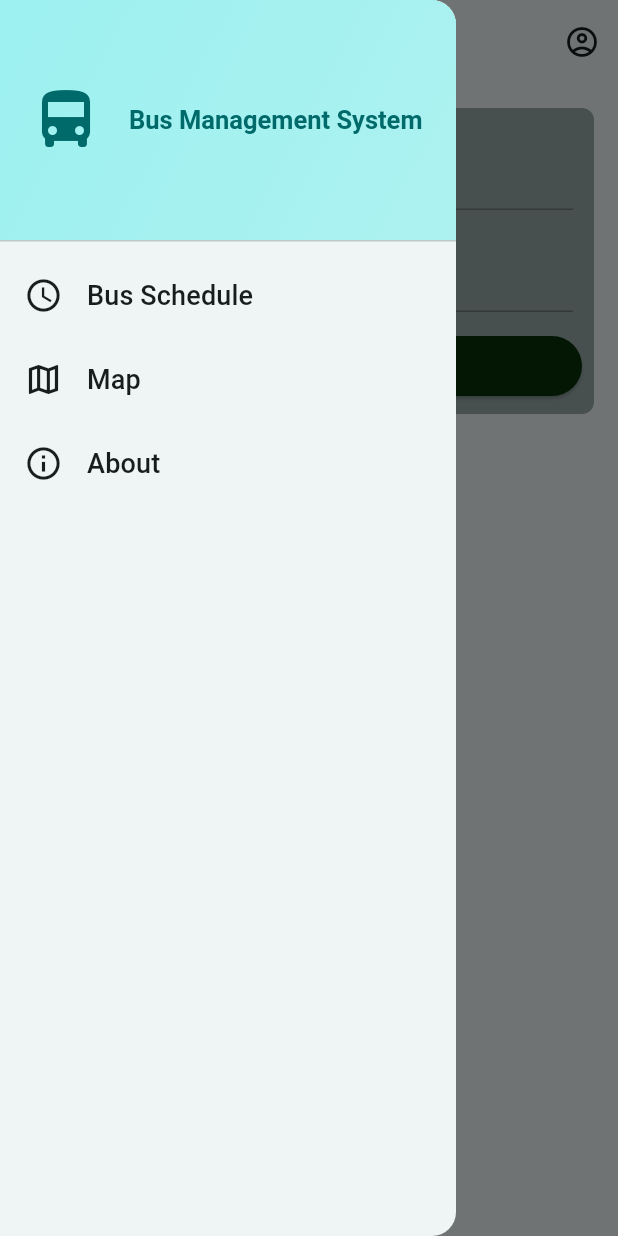
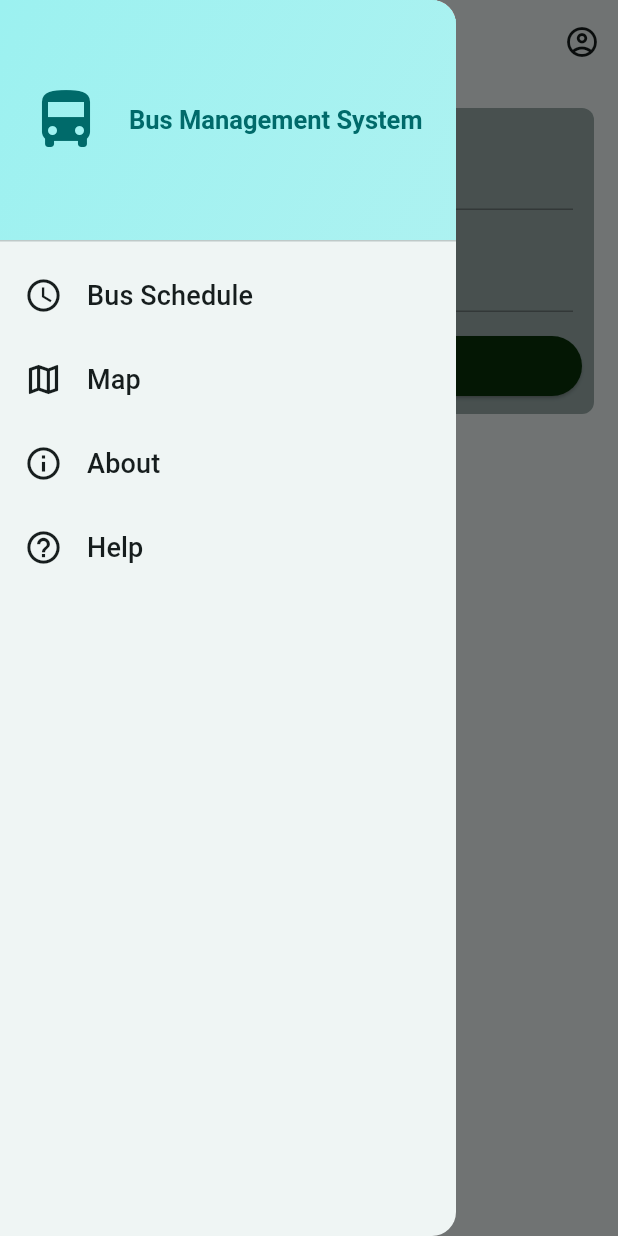
Before and after one commit to RaashidGIT/bms_FC, a Flutter app: the screen it shows after launch, with the side drawer open, on a phone screen of 412 x 824 dp. Run offline on Flutter 3.47's test engine with Material 3 defaults, Android fonts, the phone set to English and light mode, and no system bars; our stand-ins replace cloud_firestore, firebase_auth, firebase_core, firebase_storage, image_picker; accounts and stored records are empty.

Commit message:
Added a help section.

```diff
--- a/lib/Default_page/buses.dart
+++ b/lib/Default_page/buses.dart
@@ -1,6 +1,7 @@
 import 'package:bms_sample/Admin_page/add_sp.dart';
 import 'package:bms_sample/Admin_page/edit_bus.dart';
 import 'package:bms_sample/Default_page/about.dart';
+import 'package:bms_sample/Default_page/help.dart';
 import 'package:bms_sample/Default_page/my_location_map.dart';
 import 'package:bms_sample/Default_page/splash.dart';
 import 'package:bms_sample/Sp_page/my_bus.dart';
@@ -321,6 +322,34 @@ class _BusesState extends State<Buses> {
                 );
               },
             ),
+            ListTile(
+              leading: Icon(
+                Icons.help_outline_outlined,
+                size: 26,
+                color: Theme.of(context).colorScheme.onBackground,
+              ),
+              title: Text(
+                'Help',
+                style: Theme.of(context).textTheme.titleSmall!.copyWith(
+                      color: Theme.of(context).colorScheme.onBackground,
+                      fontSize: 18,
+                    ),
+              ),
+              selected: _selectedIndex == 3,
+              onTap: () {
+                // Update the state of the app
+                _onItemTapped(3);
+
+                // Then close the drawer
+                Navigator.pop(context);
+                Navigator.push(
+                  context,
+                  MaterialPageRoute(
+                    builder: (context) => const HelpPage(),
+                  ),
+                );
+              },
+            ),
           ],
         ),
       ),
```
Also changed, not shown: lib/Default_page/help.dart (added, +48 -0 lines).
